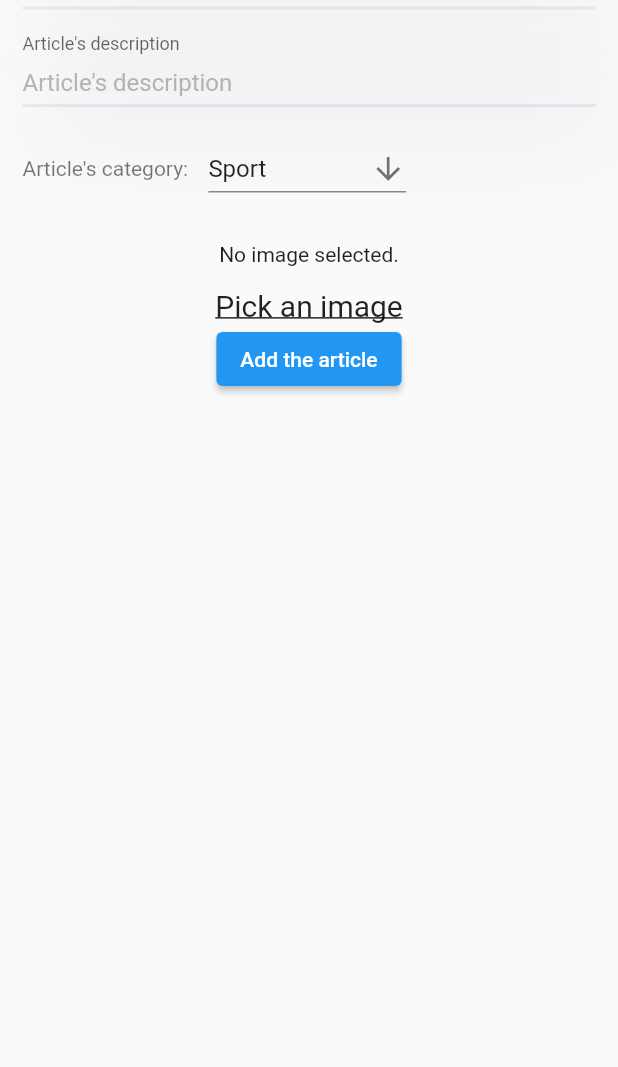
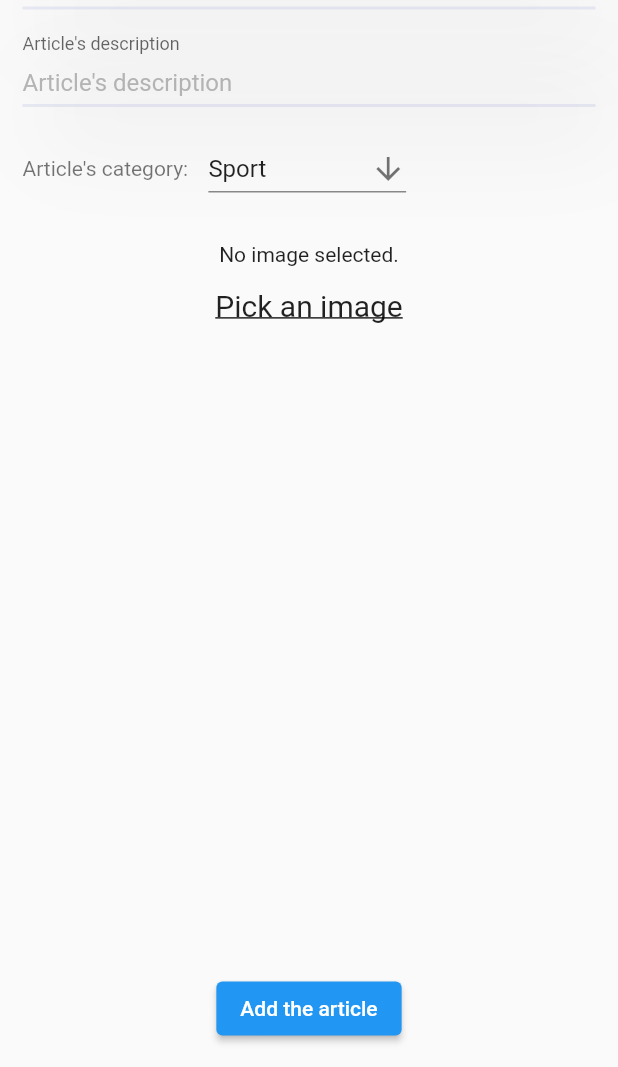
Before and after one commit to rlichtarski/NewsFlutterApp, a Flutter app: the AdminAddArticlePage screen opened directly, on a phone screen of 412 x 824 dp, the part 169-1236 px from its top. Run offline on Flutter 3.47's test engine with Material 2 defaults, Android fonts, the phone set to English and light mode, and no system bars; our stand-ins replace cached_network_image, cloud_firestore, connectivity_plus, firebase_auth, firebase_core, firebase_storage and 4 more; missing offline and left inert: flutterfire_ui; accounts and stored records are empty; project files that could hold a hidden picture were left out.

Commit message:
fix bottom overflow in add/edit article

```diff
--- a/lib/app/pages/admin_add_article.dart
+++ b/lib/app/pages/admin_add_article.dart
@@ -29,9 +29,15 @@ class _AdminAddArticlePageState extends ConsumerState<AdminAddArticlePage> {
       appBar: AppBar(
         title: const Text('Add an Article'),
       ),
-      body: Padding(
+      body: SingleChildScrollView(
+        child: SizedBox(
+          height: MediaQuery.of(context).size.height - (MediaQuery.of(context).padding.top + kToolbarHeight),
+          child: Padding(
             padding: const EdgeInsets.all(15.0),
-        child: Column(
+            child: Stack(
+              fit: StackFit.expand,
+              children: [
+                Column(
                   children: [
                     CustomInputField(
                       inputController: titleController,
@@ -112,9 +118,8 @@ class _AdminAddArticlePageState extends ConsumerState<AdminAddArticlePage> {
                       ),
                       )
                     ),
-            Align(
-              alignment: Alignment.bottomCenter,
-              child: Consumer(
+                    const Spacer(),
+                    Consumer(
                       builder: (context, ref, child) {
                         final loadingNotifier = ref.watch(uiChangesProvider);
                         return loadingNotifier.loading
@@ -131,8 +136,11 @@ class _AdminAddArticlePageState extends ConsumerState<AdminAddArticlePage> {
                           );
                       },
                     ),
+                  ],
                 ),
               ],
+            ),
+          ),
         ),
       ),
     );
```
Also changed, not shown: lib/app/pages/admin_edit_article.dart (+26 -7 lines). Lines whose indentation alone changed are shown as unchanged.
